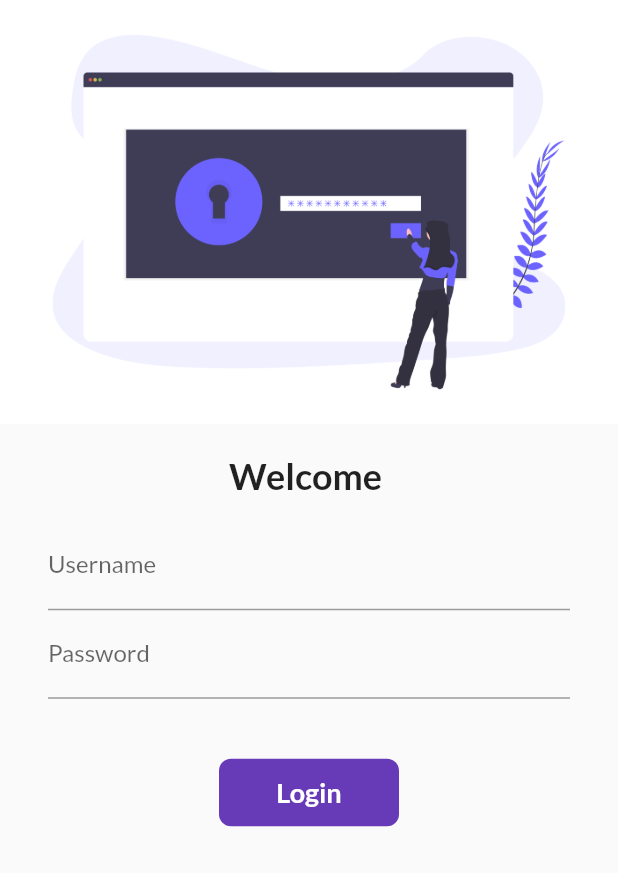
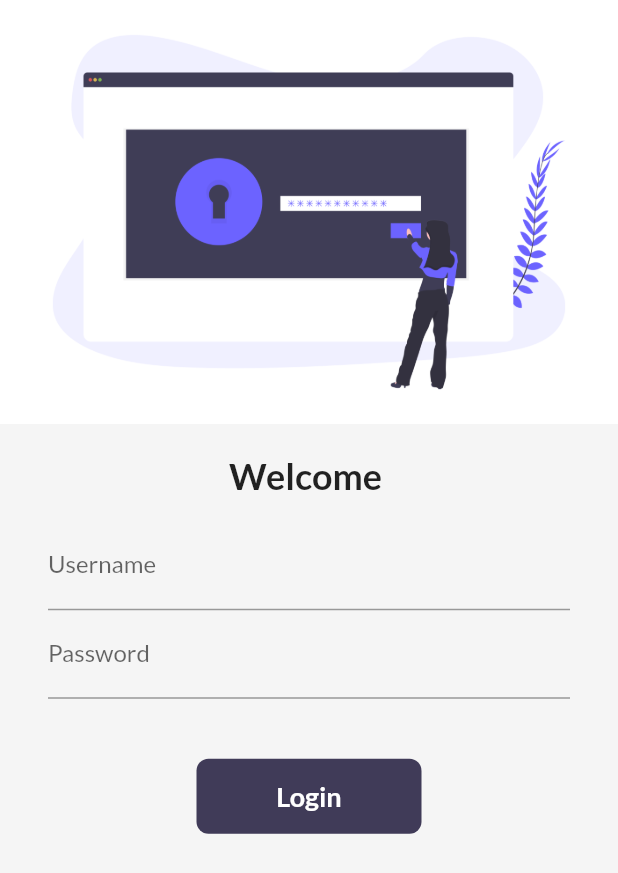
Before and after one commit to sumitk9887/BuySmart, a Flutter app: the screen it shows after launch, on a phone screen of 412 x 824 dp. Shown: the top 873 px of the screen. Run offline on Flutter 3.47's test engine with Material 2 defaults, Android fonts, the light colour scheme and no system bars; our stand-ins replace google_fonts, velocity_x.

Commit message:
day 14 competed, theme updated

```diff
--- a/lib/main.dart
+++ b/lib/main.dart
@@ -1,4 +1,5 @@
 import 'package:flutter/material.dart';
+import 'package:flutter_catalog/pages/cart_page.dart';
 import 'package:flutter_catalog/pages/home_detailPage.dart';
 import 'package:flutter_catalog/pages/login_page.dart';
 import 'package:flutter_catalog/utils/routes.dart';
@@ -13,7 +14,7 @@ class MyApp extends StatelessWidget {
   @override
   Widget build(BuildContext context) {
     return MaterialApp(
-      themeMode: ThemeMode.light,
+      themeMode: ThemeMode.system,
       theme: MyTheme.lightTheme(context),
       darkTheme: MyTheme.darkTheme(context),
       debugShowCheckedModeBanner: false,
@@ -23,6 +24,7 @@ class MyApp extends StatelessWidget {
         MyRoutes.homeRoute: (context) => HomePage(),
         MyRoutes.loginRoute: (context) => LoginPage(),
         MyRoutes.detailRoute: (context) => HomeDetailPage(),
+        MyRoutes.cartRoute: (context) => CartPage(),
       },
     );
   }
--- a/lib/pages/login_page.dart
+++ b/lib/pages/login_page.dart
@@ -1,5 +1,7 @@
 import 'package:flutter/material.dart';
 import 'package:flutter_catalog/utils/routes.dart';
+import 'package:flutter_catalog/widgets/themes.dart';
+import 'package:velocity_x/velocity_x.dart';
 
 class LoginPage extends StatefulWidget {
   @override
@@ -27,6 +29,7 @@ class _LoginPageState extends State<LoginPage> {
   @override
   Widget build(BuildContext context) {
     return Material(
+      color: context.canvasColor,
       child: SingleChildScrollView(
         child: Form(
           key: _formKey,
@@ -73,15 +76,15 @@ class _LoginPageState extends State<LoginPage> {
                   SizedBox(height: 40),
 
                   Material(
-                    color: Colors.deepPurple,
-                    borderRadius: BorderRadius.circular(8),
+                    color: context.theme.buttonColor,
+                    borderRadius: BorderRadius.circular(changeButton ? 50 : 8),
                     child: InkWell(
                       onTap: () => moveToHome(context),
                       child: AnimatedContainer(
                         duration: Duration(seconds: 1),
                         alignment: Alignment.center,
-                        height: 45,
-                        width: changeButton ? 50 : 120,
+                        width: changeButton ? 50 : 150,
+                        height: 50,
                         child: changeButton
                             ? Icon(
                                 Icons.done,
--- a/lib/utils/routes.dart
+++ b/lib/utils/routes.dart
@@ -2,4 +2,5 @@ class MyRoutes {
   static String loginRoute = "/login";
   static String homeRoute = "/home";
   static String detailRoute = "/detail";
+  static String cartRoute="/cart";
 }
--- a/lib/widgets/themes.dart
+++ b/lib/widgets/themes.dart
@@ -1,10 +1,15 @@
 import 'package:flutter/material.dart';
 import 'package:google_fonts/google_fonts.dart';
+import 'package:velocity_x/velocity_x.dart';
 
 class MyTheme {
   static ThemeData lightTheme(BuildContext context) => ThemeData(
       primarySwatch: Colors.deepPurple,
       fontFamily: GoogleFonts.lato().fontFamily,
+      buttonColor: darkBluishColor,
+      accentColor: Colors.black,
+      cardColor: Colors.white,
+      canvasColor: creamColor,
       appBarTheme: AppBarTheme(
           color: Colors.white,
           elevation: 0.0,
@@ -12,6 +17,21 @@ class MyTheme {
           iconTheme: IconThemeData(color: Colors.black)));
 
   static ThemeData darkTheme(BuildContext context) => ThemeData(
+        fontFamily: GoogleFonts.lato().fontFamily,
+        accentColor: Colors.white,
+        buttonColor: lightBluishColor,
+        cardColor: Colors.black,
+        canvasColor: darkCreamColor,
+        appBarTheme: AppBarTheme(
+            color: Colors.black,
+            elevation: 0.0,
+            textTheme: Theme.of(context).textTheme,
+            iconTheme: IconThemeData(color: Colors.white)),
         brightness: Brightness.dark,
       );
+
+  static Color creamColor = Color(0xfff5f5f5);
+  static Color darkCreamColor = Vx.gray900;
+  static Color darkBluishColor = Color(0xff403b58);
+  static Color lightBluishColor = Vx.indigo500;
 }
```
Also changed, not shown: lib/pages/cart_page.dart (added, +17 -0 lines), lib/pages/home_detailPage.dart (+10 -5 lines), lib/pages/home_page.dart (+18 -2 lines), lib/widgets/drawer.dart (+16 -9 lines), lib/widgets/item_widget.dart (+5 -2 lines), 1 other file.
